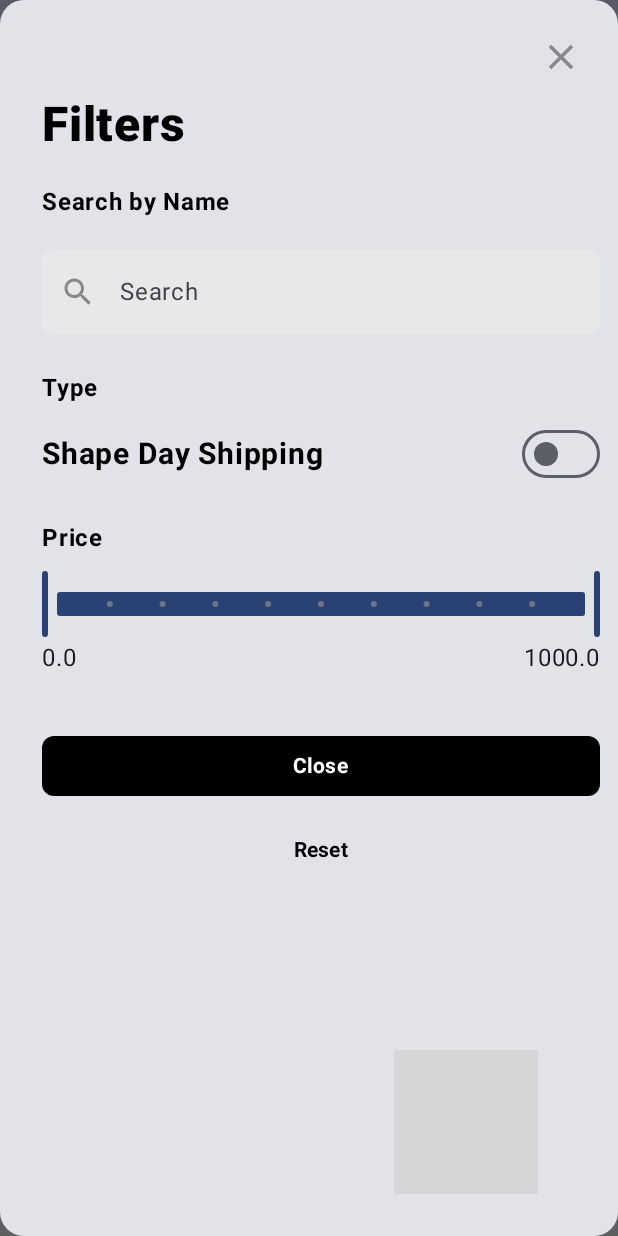
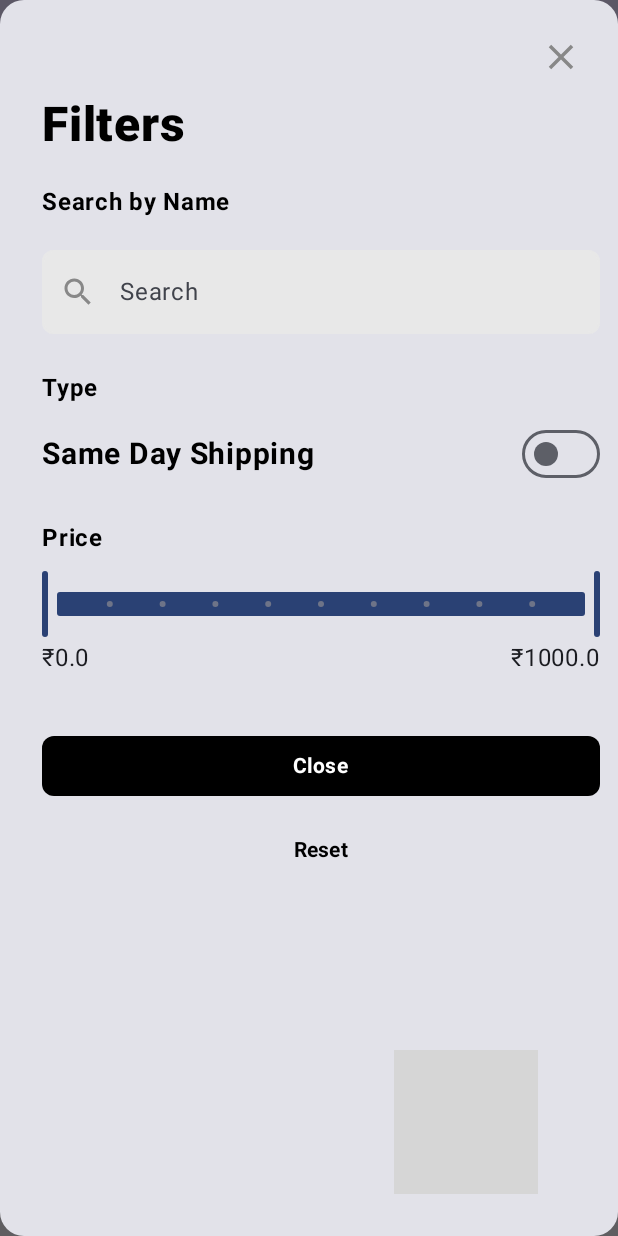
Before and after one commit to Ishwarendra/WiPhonePe, an Android app built with Jetpack Compose: the screen it shows after launch (MainActivity), after a tap on "Filter", on a phone screen of 412 x 824 dp. Run offline under Robolectric (Android 15) with nearby library versions, the phone set to English and light mode, and no system bars; grey boxes are pictures that could not be loaded.

Commit message:
Add string resources instead of hardcoded text

```diff
--- a/app/src/main/java/com/example/wiphonepe/MainActivity.kt
+++ b/app/src/main/java/com/example/wiphonepe/MainActivity.kt
@@ -5,10 +5,8 @@ import android.util.Log
 import androidx.activity.ComponentActivity
 import androidx.activity.compose.setContent
 import androidx.activity.enableEdgeToEdge
-import com.example.wiphonepe.repository.ItemRepositoryImpl
 import com.example.wiphonepe.screens.MainScreen
 import com.example.wiphonepe.ui.theme.WIPhonePeTheme
-import com.example.wiphonepe.viewmodel.ItemViewModel
 
 //@AndroidEntryPoint
 class MainActivity : ComponentActivity() {
--- a/app/src/main/java/com/example/wiphonepe/components/SmallContentBlock.kt
+++ b/app/src/main/java/com/example/wiphonepe/components/SmallContentBlock.kt
@@ -18,6 +18,7 @@ import androidx.compose.ui.Modifier
 import androidx.compose.ui.draw.clip
 import androidx.compose.ui.graphics.Color
 import androidx.compose.ui.res.colorResource
+import androidx.compose.ui.res.stringResource
 import androidx.compose.ui.text.font.FontWeight
 import androidx.compose.ui.unit.dp
 import androidx.compose.ui.unit.sp
@@ -58,9 +59,10 @@ fun SmallContentBlock(
 
                 if (item.sameDayShipping) {
                     Text(
-                        text = "Same Day Shipping",
+                        text = stringResource(R.string.same_day_shipping),
                         color = Color(0XFFA3A3A3),
-                        modifier = Modifier.padding(end = 24.dp, top = 4.dp, bottom = 4.dp)
+                        modifier = Modifier.padding(end = 4.dp, top = 4.dp, bottom = 4.dp),
+                        fontSize = 12.sp
                     )
                 }
             }
--- a/app/src/main/java/com/example/wiphonepe/components/common/PriceRangeFilter.kt
+++ b/app/src/main/java/com/example/wiphonepe/components/common/PriceRangeFilter.kt
@@ -1,22 +1,13 @@
 package com.example.wiphonepe.components.common
 
-import android.util.Log
 import androidx.compose.foundation.layout.Arrangement
 import androidx.compose.foundation.layout.Column
 import androidx.compose.foundation.layout.Row
 import androidx.compose.foundation.layout.fillMaxWidth
-import androidx.compose.foundation.layout.padding
-import androidx.compose.material3.OutlinedTextField
 import androidx.compose.material3.RangeSlider
-import androidx.compose.material3.Text
 import androidx.compose.runtime.Composable
-import androidx.compose.runtime.getValue
-import androidx.compose.runtime.mutableStateOf
-import androidx.compose.runtime.remember
-import androidx.compose.runtime.saveable.rememberSaveable
-import androidx.compose.runtime.setValue
 import androidx.compose.ui.Modifier
-import androidx.compose.ui.unit.dp
+import com.example.wiphonepe.components.PriceTag
 import kotlin.math.roundToInt
 
 @Composable
@@ -33,7 +24,7 @@ fun PriceRangeFilter(
             value = minPrice..maxPrice,
             steps = 9,
             onValueChange = { range ->
-                updatePriceRange(range.start, range.endInclusive)
+                updatePriceRange(range.start.roundToInt().toFloat(), range.endInclusive.roundToInt().toFloat())
             },
             valueRange = 0f..1000f,
         )
@@ -42,8 +33,8 @@ fun PriceRangeFilter(
             modifier = Modifier.fillMaxWidth(),
             horizontalArrangement = Arrangement.SpaceBetween,
         ) {
-            Text(text = "$minPrice")
-            Text(text = "$maxPrice")
+            PriceTag(price = minPrice)
+            PriceTag(price = maxPrice)
         }
     }
 }
--- a/app/src/main/java/com/example/wiphonepe/components/header/FilterDialog.kt
+++ b/app/src/main/java/com/example/wiphonepe/components/header/FilterDialog.kt
@@ -1,7 +1,5 @@
 package com.example.wiphonepe.components.header
 
-import androidx.compose.foundation.background
-import androidx.compose.foundation.border
 import androidx.compose.foundation.clickable
 import androidx.compose.foundation.layout.Arrangement
 import androidx.compose.foundation.layout.Box
@@ -13,28 +11,22 @@ import androidx.compose.foundation.layout.fillMaxWidth
 import androidx.compose.foundation.layout.height
 import androidx.compose.foundation.layout.padding
 import androidx.compose.foundation.layout.width
-import androidx.compose.foundation.layout.wrapContentSize
 import androidx.compose.foundation.shape.RoundedCornerShape
 import androidx.compose.material.icons.Icons
 import androidx.compose.material.icons.filled.Close
 import androidx.compose.material3.Button
-import androidx.compose.material3.ButtonColors
 import androidx.compose.material3.ButtonDefaults
 import androidx.compose.material3.Card
-import androidx.compose.material3.ElevatedFilterChip
 import androidx.compose.material3.Icon
 import androidx.compose.material3.Text
 import androidx.compose.material3.TextButton
 import androidx.compose.runtime.Composable
-import androidx.compose.ui.AbsoluteAlignment
 import androidx.compose.ui.Alignment
 import androidx.compose.ui.Modifier
 import androidx.compose.ui.draw.clip
 import androidx.compose.ui.graphics.Color
-import androidx.compose.ui.text.font.Font
-import androidx.compose.ui.text.font.FontFamily
+import androidx.compose.ui.res.stringResource
 import androidx.compose.ui.text.font.FontWeight
-import androidx.compose.ui.text.style.TextAlign
 import androidx.compose.ui.unit.dp
 import androidx.compose.ui.unit.sp
 import androidx.compose.ui.window.Dialog
@@ -110,7 +102,7 @@ fun FilterDialog(
                 )
 
                 Text(
-                    text = "Type",
+                    text = stringResource(id = R.string.type),
                     color = Color.Black,
                     fontSize = 16.sp,
                     fontWeight = FontWeight.Bold
@@ -126,7 +118,7 @@ fun FilterDialog(
                         .padding(bottom = 20.dp)
                 ) {
                     Text(
-                        text = "Shape Day Shipping",
+                        text = stringResource(id = R.string.same_day_shipping),
                         fontSize = 20.sp,
                         fontWeight = FontWeight.Bold,
                         color = Color.Black
@@ -138,7 +130,7 @@ fun FilterDialog(
                 }
 
                 Text(
-                    text = "Price",
+                    text = stringResource(id = R.string.price),
                     color = Color.Black,
                     fontSize = 16.sp,
                     fontWeight = FontWeight.Bold
@@ -165,7 +157,7 @@ fun FilterDialog(
                     )
                 ) {
                     Text(
-                        text = "Close",
+                        text = stringResource(id = R.string.close),
                         fontWeight = FontWeight.Bold,
                     )
                 }
@@ -181,7 +173,7 @@ fun FilterDialog(
                     )
                 ) {
                     Text(
-                        text = "Reset",
+                        text = stringResource(id = R.string.reset),
                         fontWeight = FontWeight.Bold,
                     )
                 }
--- a/app/src/main/java/com/example/wiphonepe/components/header/SearchBar.kt
+++ b/app/src/main/java/com/example/wiphonepe/components/header/SearchBar.kt
@@ -1,8 +1,5 @@
 package com.example.wiphonepe.components.header
 
-import android.util.Log
-import androidx.compose.foundation.background
-import androidx.compose.foundation.border
 import androidx.compose.foundation.clickable
 import androidx.compose.foundation.layout.fillMaxWidth
 import androidx.compose.foundation.layout.padding
--- a/app/src/main/java/com/example/wiphonepe/screens/MainScreen.kt
+++ b/app/src/main/java/com/example/wiphonepe/screens/MainScreen.kt
@@ -10,9 +10,7 @@ import androidx.compose.runtime.Composable
 import androidx.compose.runtime.collectAsState
 import androidx.compose.runtime.getValue
 import androidx.compose.runtime.remember
-import androidx.compose.runtime.saveable.rememberSaveable
 import androidx.compose.ui.Modifier
-import androidx.compose.ui.focus.FocusRequester
 import androidx.compose.ui.platform.LocalFocusManager
 import androidx.lifecycle.viewmodel.compose.viewModel
 import androidx.navigation.NavHostController
@@ -23,7 +21,6 @@ import com.example.wiphonepe.components.bottomnavigationbar.BottomNavigationBar
 import com.example.wiphonepe.components.header.Header
 import com.example.wiphonepe.navigation.Screen
 import com.example.wiphonepe.viewmodel.ItemViewModel
-import androidx.lifecycle.viewmodel.compose.viewModel
 
 @Composable
 fun MainScreen(
--- a/app/src/main/java/com/example/wiphonepe/screens/ShopItemGridScreen.kt
+++ b/app/src/main/java/com/example/wiphonepe/screens/ShopItemGridScreen.kt
@@ -2,7 +2,6 @@ package com.example.wiphonepe.screens
 
 import androidx.compose.foundation.layout.Arrangement
 import androidx.compose.foundation.layout.PaddingValues
-import androidx.compose.foundation.layout.fillMaxSize
 import androidx.compose.foundation.lazy.grid.GridCells
 import androidx.compose.foundation.lazy.grid.LazyVerticalGrid
 import androidx.compose.foundation.lazy.grid.items
--- a/app/src/main/res/values/strings.xml
+++ b/app/src/main/res/values/strings.xml
@@ -1,4 +1,10 @@
 <resources>
     <string name="app_name">WI PhonePe</string>
     <string name="Rs">\u20B9</string>
+    <string name="same_day_shipping">Same Day Shipping</string>
+    <string name="close">Close</string>
+    <string name="reset">Reset</string>
+    <string name="search">Search</string>
+    <string name="price">Price</string>
+    <string name="type">Type</string>
 </resources>
```
Also changed, not shown: app/src/main/java/com/example/wiphonepe/screens/ShopItemListScreen.kt (+0 -7 lines), app/src/main/java/com/example/wiphonepe/viewmodel/ItemViewModel.kt (+4 -5 lines), 2 other files.
